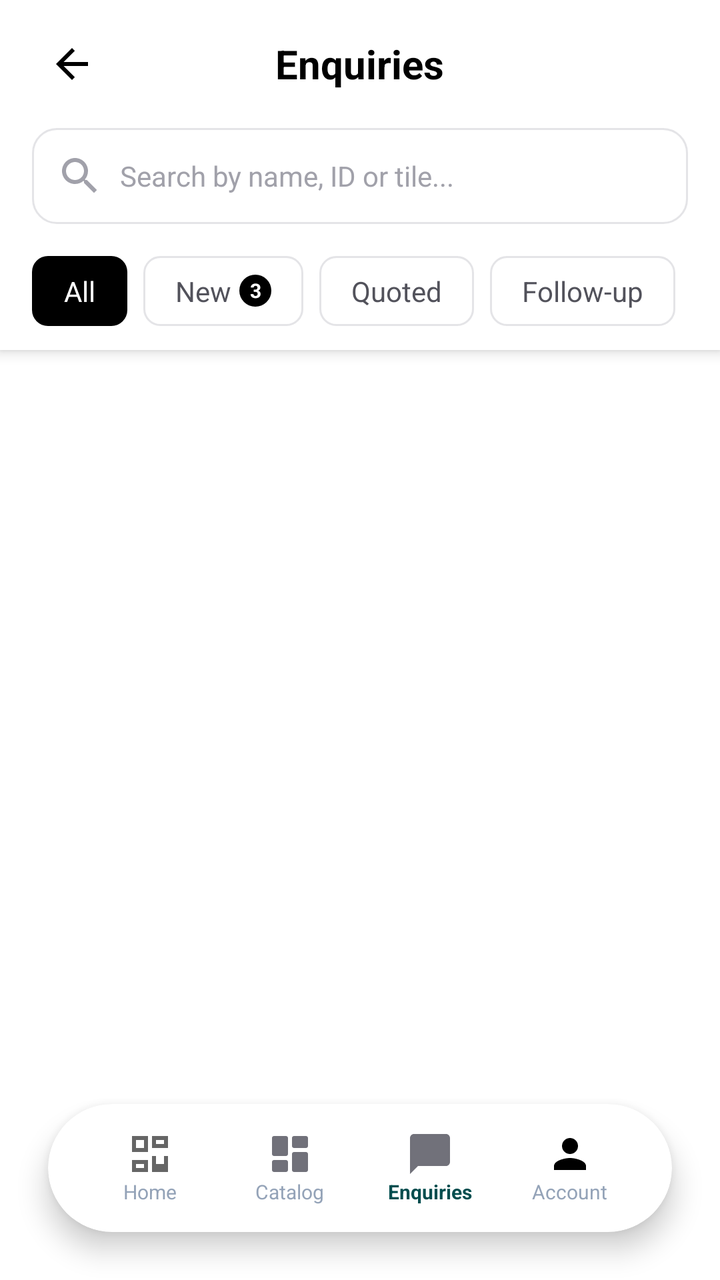
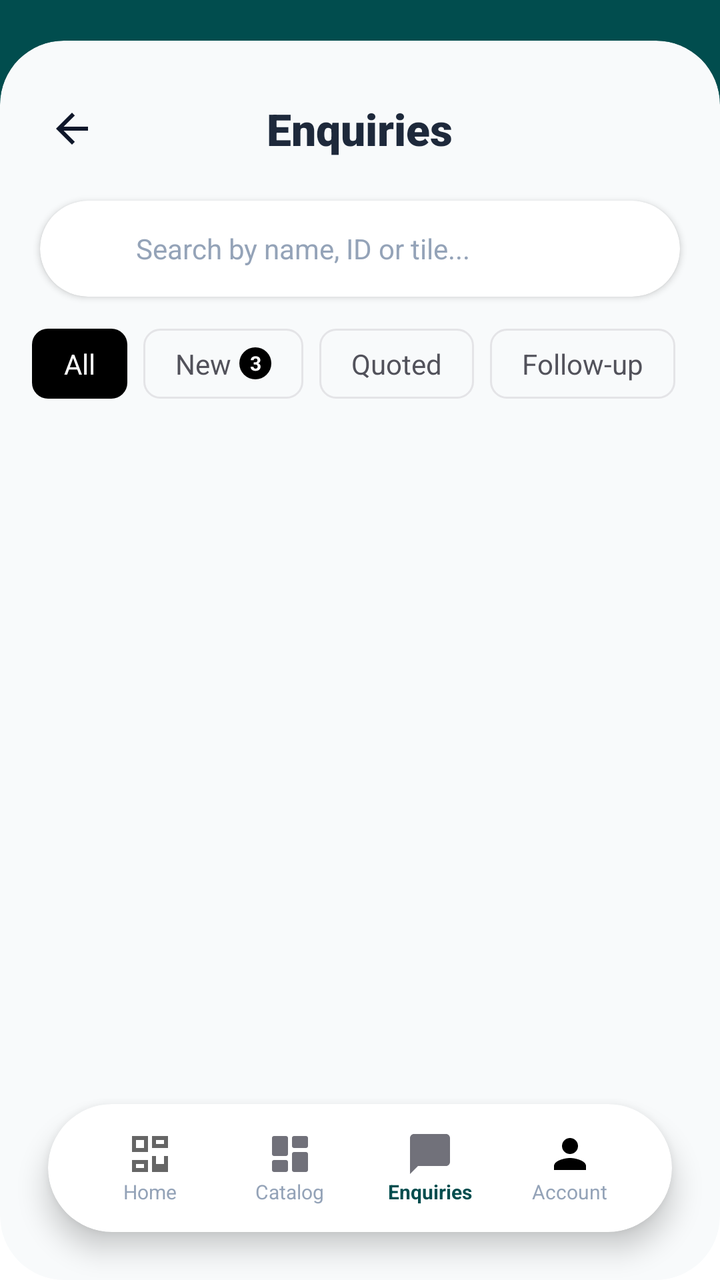

Two renders of the same Android screen: before a commit and after it. Below are the layout's source before the change and the commit's diff.
<!-- AndroidManifest.xml: activity theme AppTheme -->
<!-- res/layout/activity_enquiries.xml -->
<RelativeLayout xmlns:android="http://schemas.android.com/apk/res/android"
    xmlns:app="http://schemas.android.com/apk/res-auto"
    android:layout_width="match_parent"
    android:layout_height="match_parent"
    android:background="@color/background_light"
    android:fitsSystemWindows="true">

    <LinearLayout
        android:layout_width="match_parent"
        android:layout_height="match_parent"
        android:orientation="vertical">

        
        <LinearLayout
            android:layout_width="match_parent"
            android:layout_height="wrap_content"
            android:orientation="vertical"
            android:background="@color/background_light"
            android:elevation="4dp">

            
            <RelativeLayout
                android:layout_width="match_parent"
                android:layout_height="wrap_content"
                android:paddingHorizontal="16dp"
                android:paddingVertical="12dp">

                
                <ImageView
                    android:id="@+id/btnBack"
                    android:layout_width="40dp"
                    android:layout_height="40dp"
                    android:src="@drawable/ic_arrow_back"
                    android:tint="@color/primary_color"
                    android:background="?attr/selectableItemBackgroundBorderless"
                    android:clickable="true"
                    android:focusable="true"
                    android:padding="8dp"
                    android:layout_alignParentStart="true"
                    android:layout_centerVertical="true" />

                
                <TextView
                    android:layout_width="wrap_content"
                    android:layout_height="wrap_content"
                    android:text="Enquiries"
                    android:textColor="@color/primary_color"
                    android:textSize="20sp"
                    android:textStyle="bold"
                    android:layout_centerInParent="true" />

            </RelativeLayout>

            
            <LinearLayout
                android:layout_width="match_parent"
                android:layout_height="wrap_content"
                android:orientation="horizontal"
                android:paddingHorizontal="16dp"
                android:paddingBottom="12dp">

                <LinearLayout
                    android:layout_width="0dp"
                    android:layout_height="48dp"
                    android:layout_weight="1"
                    android:orientation="horizontal"
                    android:background="@drawable/bg_search_bar"
                    android:gravity="center_vertical"
                    android:paddingHorizontal="12dp">

                    
                    <ImageView
                        android:layout_width="24dp"
                        android:layout_height="24dp"
                        android:src="@drawable/ic_search"
                        android:tint="@color/zinc_400"
                        android:layout_marginEnd="8dp" />

                    
                    <EditText
                        android:id="@+id/etSearch"
                        android:layout_width="0dp"
                        android:layout_height="match_parent"
                        android:layout_weight="1"
                        android:background="@android:color/transparent"
                        android:hint="Search by name, ID or tile..."
                        android:textColor="@color/primary_color"
                        android:textColorHint="@color/zinc_400"
                        android:textSize="14sp"
                        android:maxLines="1"
                        android:imeOptions="actionSearch"
                        android:paddingVertical="12dp" />

                </LinearLayout>

            </LinearLayout>

            
            <HorizontalScrollView
                android:layout_width="match_parent"
                android:layout_height="wrap_content"
                android:paddingHorizontal="16dp"
                android:paddingBottom="8dp"
                android:scrollbars="none">

                <LinearLayout
                    android:id="@+id/llFilterTabs"
                    android:layout_width="wrap_content"
                    android:layout_height="wrap_content"
                    android:orientation="horizontal"
                    android:gravity="center_vertical"
                    android:paddingVertical="4dp">

                    
                    <LinearLayout
                        android:id="@+id/btnAll"
                        android:layout_width="wrap_content"
                        android:layout_height="wrap_content"
                        android:orientation="horizontal"
                        android:background="@drawable/bg_filter_tab_selected"
                        android:paddingVertical="8dp"
                        android:paddingHorizontal="16dp"
                        android:gravity="center"
                        android:layout_marginEnd="8dp"
                        android:clickable="true"
                        android:focusable="true">

                        <TextView
                            android:layout_width="wrap_content"
                            android:layout_height="wrap_content"
                            android:text="All"
                            android:textColor="@color/white"
                            android:textSize="14sp"
                            android:textStyle="normal" />

                    </LinearLayout>

                    
                    <LinearLayout
                        android:id="@+id/btnNew"
                        android:layout_width="wrap_content"
                        android:layout_height="wrap_content"
                        android:orientation="horizontal"
                        android:background="@drawable/bg_filter_tab_unselected"
                        android:paddingVertical="8dp"
                        android:paddingHorizontal="16dp"
                        android:gravity="center"
                        android:layout_marginEnd="8dp"
                        android:clickable="true"
                        android:focusable="true">

                        <TextView
                            android:layout_width="wrap_content"
                            android:layout_height="wrap_content"
                            android:text="New"
                            android:textColor="@color/zinc_600"
                            android:textSize="14sp"
                            android:textStyle="normal" />

                        
                        <TextView
                            android:id="@+id/badgeNew"
                            android:layout_width="16dp"
                            android:layout_height="16dp"
                            android:layout_marginStart="4dp"
                            android:background="@drawable/bg_badge"
                            android:gravity="center"
                            android:text="3"
                            android:textColor="@color/white"
                            android:textSize="10sp"
                            android:textStyle="bold" />

                    </LinearLayout>

                    
                    <LinearLayout
                        android:id="@+id/btnQuoted"
                        android:layout_width="wrap_content"
                        android:layout_height="wrap_content"
                        android:orientation="horizontal"
                        android:background="@drawable/bg_filter_tab_unselected"
                        android:paddingVertical="8dp"
                        android:paddingHorizontal="16dp"
                        android:gravity="center"
                        android:layout_marginEnd="8dp"
                        android:clickable="true"
                        android:focusable="true">

                        <TextView
                            android:layout_width="wrap_content"
                            android:layout_height="wrap_content"
                            android:text="Quoted"
                            android:textColor="@color/zinc_600"
                            android:textSize="14sp"
                            android:textStyle="normal" />

                    </LinearLayout>

                    
                    <LinearLayout
                        android:id="@+id/btnFollowUp"
                        android:layout_width="wrap_content"
                        android:layout_height="wrap_content"
                        android:orientation="horizontal"
                        android:background="@drawable/bg_filter_tab_unselected"
                        android:paddingVertical="8dp"
                        android:paddingHorizontal="16dp"
                        android:gravity="center"
                        android:layout_marginEnd="8dp"
                        android:clickable="true"
                        android:focusable="true">

                        <TextView
                            android:layout_width="wrap_content"
                            android:layout_height="wrap_content"
                            android:text="Follow-up"
                            android:textColor="@color/zinc_600"
                            android:textSize="14sp"
                            android:textStyle="normal" />

                    </LinearLayout>

                    
                    <LinearLayout
                        android:id="@+id/btnResolved"
                        android:layout_width="wrap_content"
                        android:layout_height="wrap_content"
                        android:orientation="horizontal"
                        android:background="@drawable/bg_filter_tab_unselected"
                        android:paddingVertical="8dp"
                        android:paddingHorizontal="16dp"
                        android:gravity="center"
                        android:layout_marginEnd="8dp"
                        android:clickable="true"
                        android:focusable="true">

                        <TextView
                            android:layout_width="wrap_content"
                            android:layout_height="wrap_content"
                            android:text="Resolved"
                            android:textColor="@color/zinc_600"
                            android:textSize="14sp"
                            android:textStyle="normal" />

                    </LinearLayout>

                </LinearLayout>

            </HorizontalScrollView>

        </LinearLayout>

        
        <androidx.recyclerview.widget.RecyclerView
            android:id="@+id/recyclerView"
            android:layout_width="match_parent"
            android:layout_height="0dp"
            android:layout_weight="1"
            android:clipToPadding="false"
            android:padding="16dp"
            android:paddingBottom="100dp" />

    </LinearLayout>

    
    <androidx.cardview.widget.CardView
        android:layout_width="match_parent"
        android:layout_height="64dp"
        android:layout_alignParentBottom="true"
        android:layout_marginHorizontal="24dp"
        android:layout_marginBottom="24dp"
        app:cardCornerRadius="32dp"
        app:cardElevation="8dp"
        app:cardBackgroundColor="@color/white">

        <LinearLayout
            android:layout_width="match_parent"
            android:layout_height="match_parent"
            android:orientation="horizontal"
            android:gravity="center_vertical"
            android:paddingHorizontal="16dp">

            
            <LinearLayout
                android:id="@+id/bottomDashboard"
                android:layout_width="0dp"
                android:layout_height="match_parent"
                android:layout_weight="1"
                android:orientation="vertical"
                android:gravity="center"
                android:clickable="true"
                android:focusable="true"
                android:background="?attr/selectableItemBackgroundBorderless">
                <ImageView
                    android:layout_width="24dp"
                    android:layout_height="24dp"
                    android:src="@drawable/ic_dashboard"
                    app:tint="#94A3B8" />
                <TextView
                    android:layout_width="wrap_content"
                    android:layout_height="wrap_content"
                    android:text="Home"
                    android:textSize="10sp"
                    android:textColor="#94A3B8" />
            </LinearLayout>

            
            <LinearLayout
                android:id="@+id/bottomInventory"
                android:layout_width="0dp"
                android:layout_height="match_parent"
                android:layout_weight="1"
                android:orientation="vertical"
                android:gravity="center"
                android:clickable="true"
                android:focusable="true"
                android:background="?attr/selectableItemBackgroundBorderless">
                <ImageView
                    android:layout_width="24dp"
                    android:layout_height="24dp"
                    android:src="@drawable/ic_category"
                    app:tint="#94A3B8" />
                <TextView
                    android:layout_width="wrap_content"
                    android:layout_height="wrap_content"
                    android:text="Catalog"
                    android:textSize="10sp"
                    android:textColor="#94A3B8" />
            </LinearLayout>

            
            <LinearLayout
                android:id="@+id/bottomQuotes"
                android:layout_width="0dp"
                android:layout_height="match_parent"
                android:layout_weight="1"
                android:orientation="vertical"
                android:gravity="center"
                android:clickable="true"
                android:focusable="true"
                android:background="?attr/selectableItemBackgroundBorderless">
                <ImageView
                    android:layout_width="24dp"
                    android:layout_height="24dp"
                    android:src="@drawable/ic_chat"
                    app:tint="#014d4e" />
                <TextView
                    android:layout_width="wrap_content"
                    android:layout_height="wrap_content"
                    android:text="Enquiries"
                    android:textSize="10sp"
                    android:textColor="#014d4e"
                    android:textStyle="bold" />
            </LinearLayout>

            
            <LinearLayout
                android:id="@+id/bottomAccount"
                android:layout_width="0dp"
                android:layout_height="match_parent"
                android:layout_weight="1"
                android:orientation="vertical"
                android:gravity="center"
                android:clickable="true"
                android:focusable="true"
                android:background="?attr/selectableItemBackgroundBorderless">
                <ImageView
                    android:layout_width="24dp"
                    android:layout_height="24dp"
                    android:src="@drawable/ic_person"
                    app:tint="#94A3B8" />
                <TextView
                    android:layout_width="wrap_content"
                    android:layout_height="wrap_content"
                    android:text="Account"
                    android:textSize="10sp"
                    android:textColor="#94A3B8" />
            </LinearLayout>

        </LinearLayout>
    </androidx.cardview.widget.CardView>

</RelativeLayout>
<!-- resources referenced by this layout -->
<resources>
  <color name="background_light">#ffffff</color>
  <color name="primary_color">#FF000000</color>
  <color name="white">#FFFFFFFF</color>
  <color name="zinc_400">#a1a1aa</color>
  <color name="zinc_600">#52525b</color>
  <!-- drawable bg_badge (drawable) -->
  <?xml version="1.0" encoding="utf-8"?>
  <shape xmlns:android="http://schemas.android.com/apk/res/android">
      <solid android:color="@color/black" />
      <corners android:radius="12dp" />
  </shape>
  <!-- drawable bg_filter_tab_selected (drawable) -->
  <?xml version="1.0" encoding="utf-8"?>
  <shape xmlns:android="http://schemas.android.com/apk/res/android">
      <solid android:color="#000000"/>
      <corners android:radius="8dp"/>
  </shape>
  <!-- drawable bg_filter_tab_unselected (drawable) -->
  <?xml version="1.0" encoding="utf-8"?>
  <shape xmlns:android="http://schemas.android.com/apk/res/android">
      
      <solid android:color="@android:color/transparent" />
  
      
      <stroke
          android:width="1dp"
          android:color="@color/zinc_200" />
  
      
      <corners android:radius="8dp" />
  
      
      <padding
          android:left="1dp"
          android:top="1dp"
          android:right="1dp"
          android:bottom="1dp" />
  </shape>
  <!-- drawable bg_search_bar (drawable) -->
  <?xml version="1.0" encoding="utf-8"?>
  <shape xmlns:android="http://schemas.android.com/apk/res/android">
      <solid android:color="@color/white" />
      <stroke android:width="1dp" android:color="@color/zinc_200" />
      <corners android:radius="12dp" />
  </shape>
  <!-- drawable ic_arrow_back (drawable) -->
  <?xml version="1.0" encoding="utf-8"?>
  <vector xmlns:android="http://schemas.android.com/apk/res/android"
      android:width="24dp"
      android:height="24dp"
      android:viewportWidth="24"
      android:viewportHeight="24"
      android:tint="@color/slate_900">
      <path
          android:fillColor="@android:color/white"
          android:pathData="M20,11H7.83l5.59,-5.59L12,4l-8,8 8,8 1.41,-1.41L7.83,13H20v-2z"/>
  </vector>
  <!-- drawable ic_chat (drawable) -->
  <vector xmlns:android="http://schemas.android.com/apk/res/android"
      android:width="24dp"
      android:height="24dp"
      android:viewportWidth="24"
      android:viewportHeight="24">
      <path
          android:fillColor="#71717A"
          android:pathData="M20,2H4c-1.1,0 -2,0.9 -2,2v18l4,-4h14c1.1,0 2,-0.9 2,-2V4c0,-1.1 -0.9,-2 -2,-2z"/>
  </vector>
  <!-- drawable ic_dashboard (drawable) -->
  <?xml version="1.0" encoding="utf-8"?>
  <vector xmlns:android="http://schemas.android.com/apk/res/android"
      android:width="24dp"
      android:height="24dp"
      android:viewportWidth="24"
      android:viewportHeight="24"
      android:tint="?attr/colorControlNormal">
      <path
          android:fillColor="@android:color/white"
          android:pathData="M19,5v2h-4L15,5h4M9,5v4L5,9L5,5h4M19,13v4h-4v-4h4M9,17v2L5,19v-2h4M21,3h-8v6h8L21,3zM11,3L3,3v8h8L11,3zM21,13h-8v8h8v-8zM11,15L3,15v6h8v-6z"/>
  </vector>
  <!-- drawable ic_person (drawable) -->
  <vector xmlns:android="http://schemas.android.com/apk/res/android"
      android:width="24dp"
      android:height="24dp"
      android:viewportWidth="24"
      android:viewportHeight="24">
      <path
          android:fillColor="#000000"
          android:pathData="M12,12c2.21,0 4,-1.79 4,-4s-1.79,-4 -4,-4 -4,1.79 -4,4 1.79,4 4,4zM12,14c-2.67,0 -8,1.34 -8,4v2h16v-2c0,-2.66 -5.33,-4 -8,-4z"/>
  </vector>
  <color name="black">#FF000000</color>
  <color name="zinc_200">#e4e4e7</color>
  <color name="slate_900">#0F172A</color>
  <color name="primary">#0F0F0F</color>
  <!-- unchanged entries left out for length: 3 -->
</resources>

<!-- the commit's change to res/layout/activity_enquiries.xml (unified diff, before → after) -->
@@ -3,20 +3,31 @@
     android:layout_width="match_parent"
     android:layout_height="match_parent"
     android:background="@color/background_light"
-    android:fitsSystemWindows="true">
-
+    android:fitsSystemWindows="false">
+
+    
     <LinearLayout
+        android:id="@+id/header_section"
+        android:layout_width="match_parent"
+        android:layout_height="80dp"
+        android:background="#014d4e"
+        android:orientation="vertical" />
+
+    
+    <androidx.cardview.widget.CardView
         android:layout_width="match_parent"
         android:layout_height="match_parent"
-        android:orientation="vertical">
-
-        
+        android:layout_below="@id/header_section"
+        android:layout_marginTop="-60dp"
+        app:cardCornerRadius="32dp"
+        app:cardElevation="0dp"
+        app:cardBackgroundColor="#F8FAFB">
+
         <LinearLayout
             android:layout_width="match_parent"
-            android:layout_height="wrap_content"
+            android:layout_height="match_parent"
             android:orientation="vertical"
-            android:background="@color/background_light"
-            android:elevation="4dp">
+            android:paddingTop="12dp">
 
             
             <RelativeLayout
@@ -25,13 +36,12 @@
                 android:paddingHorizontal="16dp"
                 android:paddingVertical="12dp">
 
-                
                 <ImageView
                     android:id="@+id/btnBack"
                     android:layout_width="40dp"
                     android:layout_height="40dp"
                     android:src="@drawable/ic_arrow_back"
-                    android:tint="@color/primary_color"
+                    app:tint="#014d4e"
                     android:background="?attr/selectableItemBackgroundBorderless"
                     android:clickable="true"
                     android:focusable="true"
@@ -39,61 +49,50 @@
                     android:layout_alignParentStart="true"
                     android:layout_centerVertical="true" />
 
-                
                 <TextView
                     android:layout_width="wrap_content"
                     android:layout_height="wrap_content"
                     android:text="Enquiries"
-                    android:textColor="@color/primary_color"
-                    android:textSize="20sp"
-                    android:textStyle="bold"
+                    android:textColor="#1E293B"
+                    android:textSize="22sp"
+                    android:fontFamily="sans-serif-black"
                     android:layout_centerInParent="true" />
-
             </RelativeLayout>
 
             
-            <LinearLayout
+            <androidx.cardview.widget.CardView
                 android:layout_width="match_parent"
-                android:layout_height="wrap_content"
-                android:orientation="horizontal"
-                android:paddingHorizontal="16dp"
-                android:paddingBottom="12dp">
-
+                android:layout_height="48dp"
+                android:layout_marginHorizontal="20dp"
+                android:layout_marginTop="4dp"
+                android:layout_marginBottom="12dp"
+                app:cardCornerRadius="24dp"
+                app:cardElevation="2dp"
+                app:cardBackgroundColor="@color/white">
                 <LinearLayout
-                    android:layout_width="0dp"
-                    android:layout_height="48dp"
-                    android:layout_weight="1"
-                    android:orientation="horizontal"
-                    android:background="@drawable/bg_search_bar"
+                    android:layout_width="match_parent"
+                    android:layout_height="match_parent"
                     android:gravity="center_vertical"
-                    android:paddingHorizontal="12dp">
-
-                    
+                    android:paddingHorizontal="16dp">
                     <ImageView
-                        android:layout_width="24dp"
-                        android:layout_height="24dp"
+                        android:layout_width="20dp"
+                        android:layout_height="20dp"
                         android:src="@drawable/ic_search"
-                        android:tint="@color/zinc_400"
-                        android:layout_marginEnd="8dp" />
-
-                    
+                        app:tint="#94A3B8" />
                     <EditText
                         android:id="@+id/etSearch"
-                        android:layout_width="0dp"
+                        android:layout_width="match_parent"
                         android:layout_height="match_parent"
-                        android:layout_weight="1"
                         android:background="@android:color/transparent"
                         android:hint="Search by name, ID or tile..."
-                        android:textColor="@color/primary_color"
-                        android:textColorHint="@color/zinc_400"
+                        android:paddingHorizontal="12dp"
                         android:textSize="14sp"
+                        android:textColor="#1E293B"
+                        android:textColorHint="#94A3B8"
                         android:maxLines="1"
-                        android:imeOptions="actionSearch"
-                        android:paddingVertical="12dp" />
-
+                        android:imeOptions="actionSearch" />
                 </LinearLayout>
-
-            </LinearLayout>
+            </androidx.cardview.widget.CardView>
 
             
             <HorizontalScrollView
@@ -248,19 +247,28 @@
 
             </HorizontalScrollView>
 
+            
+            <androidx.recyclerview.widget.RecyclerView
+                android:id="@+id/recyclerView"
+                android:layout_width="match_parent"
+                android:layout_height="0dp"
+                android:layout_weight="1"
+                android:clipToPadding="false"
+                android:padding="16dp"
+                android:paddingBottom="100dp" />
+
         </LinearLayout>
 
         
-        <androidx.recyclerview.widget.RecyclerView
-            android:id="@+id/recyclerView"
-            android:layout_width="match_parent"
-            android:layout_height="0dp"
-            android:layout_weight="1"
-            android:clipToPadding="false"
-            android:padding="16dp"
-            android:paddingBottom="100dp" />
-
-    </LinearLayout>
+        <ProgressBar
+            android:id="@+id/progressBar"
+            android:layout_width="wrap_content"
+            android:layout_height="wrap_content"
+            android:layout_gravity="center"
+            android:visibility="gone"
+            android:indeterminateTint="#014d4e" />
+
+    </androidx.cardview.widget.CardView>
 
     
     <androidx.cardview.widget.CardView
<!-- resource entries referenced after the edit -->
@@ -1,9 +1,7 @@
 <!-- resources referenced by this layout -->
 <resources>
   <color name="background_light">#ffffff</color>
-  <color name="primary_color">#FF000000</color>
   <color name="white">#FFFFFFFF</color>
-  <color name="zinc_400">#a1a1aa</color>
   <color name="zinc_600">#52525b</color>
   <!-- drawable bg_badge (drawable) -->
   <?xml version="1.0" encoding="utf-8"?>
@@ -37,13 +35,6 @@
           android:top="1dp"
           android:right="1dp"
           android:bottom="1dp" />
-  </shape>
-  <!-- drawable bg_search_bar (drawable) -->
-  <?xml version="1.0" encoding="utf-8"?>
-  <shape xmlns:android="http://schemas.android.com/apk/res/android">
-      <solid android:color="@color/white" />
-      <stroke android:width="1dp" android:color="@color/zinc_200" />
-      <corners android:radius="12dp" />
   </shape>
   <!-- drawable ic_arrow_back (drawable) -->
   <?xml version="1.0" encoding="utf-8"?>
